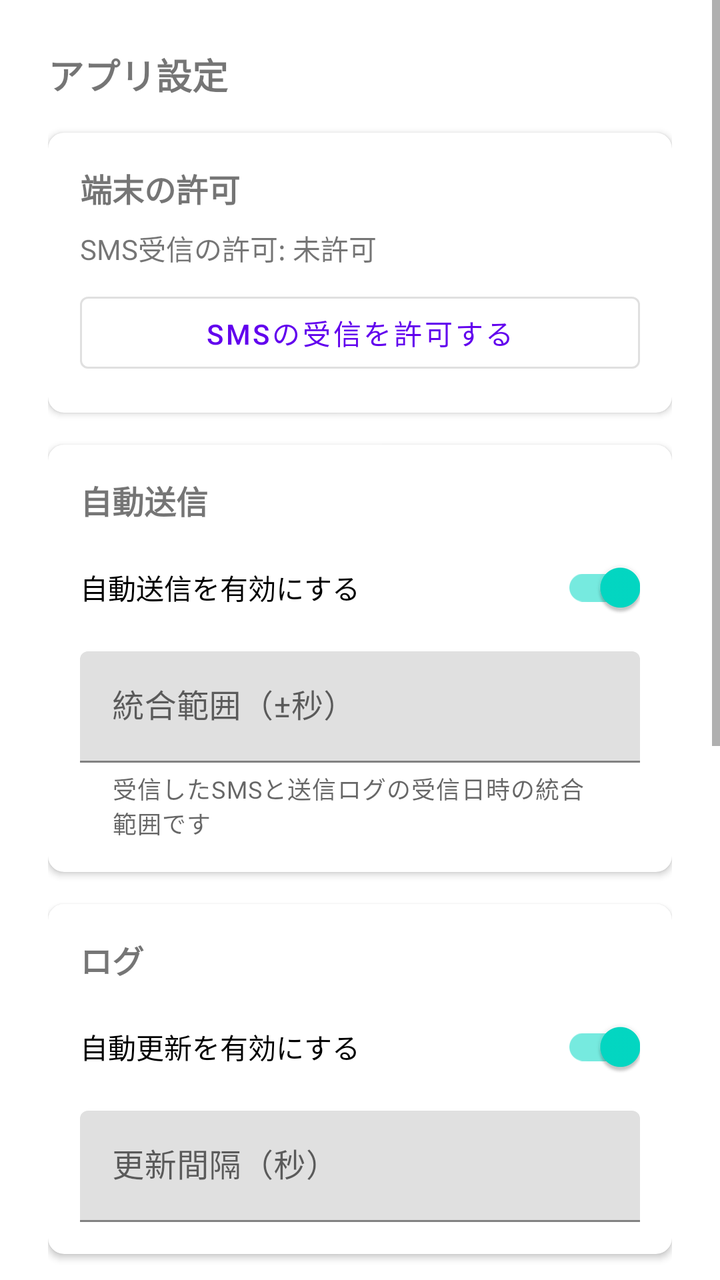
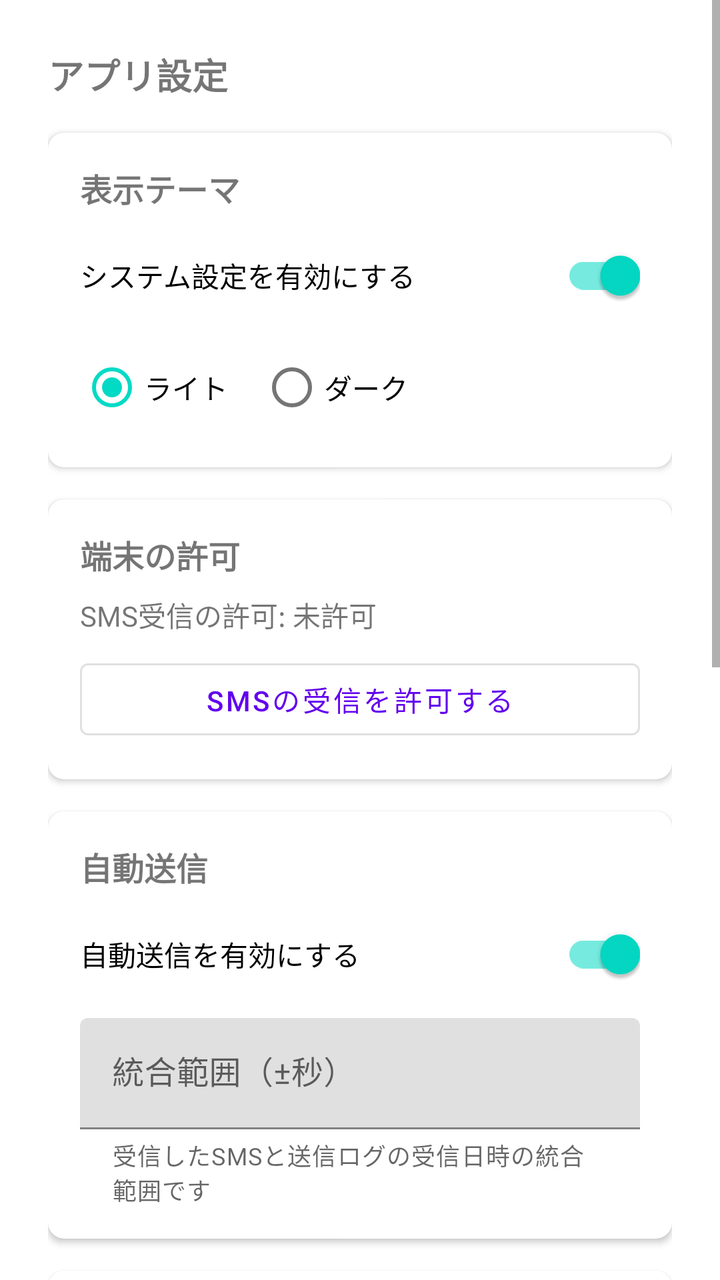

Screens rendered from an Android XML layout before and after an edit, with the pre-edit source and the edit as a unified diff.
<!-- AndroidManifest.xml: application theme Theme.SmsToKintone -->
<!-- res/layout/activity_app_settings.xml -->
<?xml version="1.0" encoding="utf-8"?>
<ScrollView xmlns:android="http://schemas.android.com/apk/res/android"
    xmlns:app="http://schemas.android.com/apk/res-auto"
    android:layout_width="match_parent"
    android:layout_height="match_parent">

    <LinearLayout
        android:layout_width="match_parent"
        android:layout_height="wrap_content"
        android:orientation="vertical"
        android:padding="24dp">

        <TextView
            android:layout_width="wrap_content"
            android:layout_height="wrap_content"
            android:text="@string/app_settings_title"
            android:textSize="18sp"
            android:textStyle="bold" />

        <com.google.android.material.card.MaterialCardView
            android:layout_width="match_parent"
            android:layout_height="wrap_content"
            android:layout_marginTop="16dp"
            app:cardElevation="2dp"
            app:cardCornerRadius="8dp">

            <LinearLayout
                android:layout_width="match_parent"
                android:layout_height="wrap_content"
                android:orientation="vertical"
                android:padding="16dp">

                <TextView
                    android:layout_width="wrap_content"
                    android:layout_height="wrap_content"
                    android:layout_marginBottom="8dp"
                    android:text="@string/section_permission"
                    android:textSize="16sp"
                    android:textStyle="bold" />

                <TextView
                    android:id="@+id/tvPermissionStatus"
                    android:layout_width="wrap_content"
                    android:layout_height="wrap_content"
                    android:layout_marginBottom="8dp"
                    android:text="@string/permission_status_denied" />

                <com.google.android.material.button.MaterialButton
                    android:id="@+id/btnRequestPermission"
                    style="@style/Widget.MaterialComponents.Button.OutlinedButton"
                    android:layout_width="match_parent"
                    android:layout_height="wrap_content"
                    android:text="@string/btn_request_permission" />
            </LinearLayout>
        </com.google.android.material.card.MaterialCardView>

        <com.google.android.material.card.MaterialCardView
            android:layout_width="match_parent"
            android:layout_height="wrap_content"
            android:layout_marginTop="16dp"
            app:cardElevation="2dp"
            app:cardCornerRadius="8dp">

            <LinearLayout
                android:layout_width="match_parent"
                android:layout_height="wrap_content"
                android:orientation="vertical"
                android:padding="16dp">

                <TextView
                    android:layout_width="wrap_content"
                    android:layout_height="wrap_content"
                    android:layout_marginBottom="8dp"
                    android:text="@string/section_forwarding"
                    android:textSize="16sp"
                    android:textStyle="bold" />

                <com.google.android.material.switchmaterial.SwitchMaterial
                    android:id="@+id/swForwardingEnabled"
                    android:layout_width="match_parent"
                    android:layout_height="wrap_content"
                    android:layout_marginBottom="8dp"
                    android:checked="true"
                    android:text="@string/switch_forwarding_enabled" />

                <com.google.android.material.textfield.TextInputLayout
                    android:id="@+id/tilSmsMatchToleranceSeconds"
                    android:layout_width="match_parent"
                    android:layout_height="wrap_content"
                    android:hint="@string/hint_sms_match_tolerance_seconds"
                    app:helperText="@string/helper_sms_match_tolerance_seconds"
                    app:helperTextEnabled="true">

                    <com.google.android.material.textfield.TextInputEditText
                        android:id="@+id/etSmsMatchToleranceSeconds"
                        android:layout_width="match_parent"
                        android:layout_height="wrap_content"
                        android:inputType="number" />
                </com.google.android.material.textfield.TextInputLayout>
            </LinearLayout>
        </com.google.android.material.card.MaterialCardView>

        <com.google.android.material.card.MaterialCardView
            android:layout_width="match_parent"
            android:layout_height="wrap_content"
            android:layout_marginTop="16dp"
            app:cardElevation="2dp"
            app:cardCornerRadius="8dp">

            <LinearLayout
                android:layout_width="match_parent"
                android:layout_height="wrap_content"
                android:orientation="vertical"
                android:padding="16dp">

                <TextView
                    android:layout_width="wrap_content"
                    android:layout_height="wrap_content"
                    android:layout_marginBottom="8dp"
                    android:text="@string/section_log"
                    android:textSize="16sp"
                    android:textStyle="bold" />

                <com.google.android.material.switchmaterial.SwitchMaterial
                    android:id="@+id/swAutoRefreshEnabled"
                    android:layout_width="match_parent"
                    android:layout_height="wrap_content"
                    android:layout_marginBottom="8dp"
                    android:checked="true"
                    android:text="@string/switch_auto_refresh_enabled" />

                <com.google.android.material.textfield.TextInputLayout
                    android:id="@+id/tilAutoRefreshInterval"
                    android:layout_width="match_parent"
                    android:layout_height="wrap_content"
                    android:hint="@string/hint_auto_refresh_interval">

                    <com.google.android.material.textfield.TextInputEditText
                        android:id="@+id/etAutoRefreshInterval"
                        android:layout_width="match_parent"
                        android:layout_height="wrap_content"
                        android:inputType="number" />
                </com.google.android.material.textfield.TextInputLayout>
            </LinearLayout>
        </com.google.android.material.card.MaterialCardView>

        <com.google.android.material.card.MaterialCardView
            android:layout_width="match_parent"
            android:layout_height="wrap_content"
            android:layout_marginTop="16dp"
            app:cardElevation="2dp"
            app:cardCornerRadius="8dp">

            <LinearLayout
                android:layout_width="match_parent"
                android:layout_height="wrap_content"
                android:orientation="vertical"
                android:padding="16dp">

                <TextView
                    android:layout_width="wrap_content"
                    android:layout_height="wrap_content"
                    android:layout_marginBottom="8dp"
                    android:text="@string/section_theme_mode"
                    android:textSize="16sp"
                    android:textStyle="bold" />

                <com.google.android.material.switchmaterial.SwitchMaterial
                    android:id="@+id/swThemeFollowSystem"
                    android:layout_width="match_parent"
                    android:layout_height="wrap_content"
                    android:layout_marginBottom="8dp"
                    android:checked="true"
                    android:text="@string/switch_theme_follow_system" />

                <RadioGroup
                    android:id="@+id/rgThemeLightDark"
                    android:layout_width="match_parent"
                    android:layout_height="wrap_content"
                    android:orientation="horizontal">

                    <RadioButton
                        android:id="@+id/rbThemeLight"
                        android:layout_width="wrap_content"
                        android:layout_height="wrap_content"
                        android:checked="true"
                        android:text="@string/rb_theme_light" />

                    <RadioButton
                        android:id="@+id/rbThemeDark"
                        android:layout_width="wrap_content"
                        android:layout_height="wrap_content"
                        android:layout_marginStart="16dp"
                        android:text="@string/rb_theme_dark" />
                </RadioGroup>
            </LinearLayout>
        </com.google.android.material.card.MaterialCardView>

        <com.google.android.material.card.MaterialCardView
            android:layout_width="match_parent"
            android:layout_height="wrap_content"
            android:layout_marginTop="16dp"
            app:cardElevation="2dp"
            app:cardCornerRadius="8dp">

            <LinearLayout
                android:layout_width="match_parent"
                android:layout_height="wrap_content"
                android:orientation="vertical"
                android:padding="16dp">

                <TextView
                    android:layout_width="wrap_content"
                    android:layout_height="wrap_content"
                    android:layout_marginBottom="8dp"
                    android:text="@string/section_reply"
                    android:textSize="16sp"
                    android:textStyle="bold" />

                <TextView
                    android:layout_width="wrap_content"
                    android:layout_height="wrap_content"
                    android:layout_marginBottom="8dp"
                    android:text="@string/section_sms_standard_reply_body"
                    android:textSize="14sp" />

                <com.google.android.material.textfield.TextInputLayout
                    android:layout_width="match_parent"
                    android:layout_height="wrap_content"
                    android:hint="@string/hint_sms_standard_reply_body">

                    <com.google.android.material.textfield.TextInputEditText
                        android:id="@+id/etDefaultReplyBody"
                        android:layout_width="match_parent"
                        android:layout_height="wrap_content"
                        android:inputType="textMultiLine" />
                </com.google.android.material.textfield.TextInputLayout>

                <TextView
                    android:layout_width="wrap_content"
                    android:layout_height="wrap_content"
                    android:layout_marginTop="16dp"
                    android:layout_marginBottom="8dp"
                    android:text="@string/section_sms_split_failed_reply_body"
                    android:textSize="14sp" />

                <com.google.android.material.textfield.TextInputLayout
                    android:layout_width="match_parent"
                    android:layout_height="wrap_content"
                    android:hint="@string/hint_sms_split_failed_reply_body">

                    <com.google.android.material.textfield.TextInputEditText
                        android:id="@+id/etSplitFailedReplyAddition"
                        android:layout_width="match_parent"
                        android:layout_height="wrap_content"
                        android:inputType="textMultiLine" />
                </com.google.android.material.textfield.TextInputLayout>
            </LinearLayout>
        </com.google.android.material.card.MaterialCardView>

    </LinearLayout>
</ScrollView>
<!-- resources referenced by this layout -->
<resources>
  <string name="app_settings_title">アプリ設定</string>
  <string name="btn_request_permission">SMSの受信を許可する</string>
  <string name="helper_sms_match_tolerance_seconds">受信したSMSと送信ログの受信日時の統合範囲です</string>
  <string name="hint_auto_refresh_interval">更新間隔（秒）</string>
  <string name="hint_sms_match_tolerance_seconds">統合範囲（±秒）</string>
  <string name="hint_sms_split_failed_reply_body">自動入力する文言（形式が不正な場合）</string>
  <string name="hint_sms_standard_reply_body">自動入力する文言</string>
  <string name="permission_status_denied">SMS受信の許可: 未許可</string>
  <string name="rb_theme_dark">ダーク</string>
  <string name="rb_theme_light">ライト</string>
  <string name="section_forwarding">自動送信</string>
  <string name="section_log">ログ</string>
  <string name="section_permission">端末の許可</string>
  <string name="section_reply">返信用の文言</string>
  <string name="section_sms_split_failed_reply_body">自動入力する文言（形式が不正な場合）</string>
  <string name="section_sms_standard_reply_body">自動入力する文言</string>
  <string name="section_theme_mode">表示テーマ</string>
  <string name="switch_auto_refresh_enabled">自動更新を有効にする</string>
  <string name="switch_forwarding_enabled">自動送信を有効にする</string>
  <string name="switch_theme_follow_system">システム設定を有効にする</string>
  <style name="Theme.SmsToKintone" parent="Theme.MaterialComponents.DayNight.NoActionBar">
          <item name="colorPrimary">@color/purple_500</item>
          <item name="colorPrimaryVariant">@color/purple_700</item>
          <item name="colorOnPrimary">@color/white</item>
          <item name="colorSecondary">@color/teal_200</item>
          <item name="colorSecondaryVariant">@color/teal_700</item>
          <item name="colorOnSecondary">@color/black</item>
      </style>
  <color name="purple_500">#6200EE</color>
  <color name="purple_700">#3700B3</color>
  <color name="white">#FFFFFFFF</color>
  <color name="teal_200">#03DAC5</color>
  <color name="teal_700">#018786</color>
  <color name="black">#FF000000</color>
</resources>

<!-- the commit's change to res/layout/activity_app_settings.xml (unified diff, before → after) -->
@@ -34,6 +34,58 @@
                     android:layout_width="wrap_content"
                     android:layout_height="wrap_content"
                     android:layout_marginBottom="8dp"
+                    android:text="@string/section_theme_mode"
+                    android:textSize="16sp"
+                    android:textStyle="bold" />
+
+                <com.google.android.material.switchmaterial.SwitchMaterial
+                    android:id="@+id/swThemeFollowSystem"
+                    android:layout_width="match_parent"
+                    android:layout_height="wrap_content"
+                    android:layout_marginBottom="8dp"
+                    android:checked="true"
+                    android:text="@string/switch_theme_follow_system" />
+
+                <RadioGroup
+                    android:id="@+id/rgThemeLightDark"
+                    android:layout_width="match_parent"
+                    android:layout_height="wrap_content"
+                    android:orientation="horizontal">
+
+                    <RadioButton
+                        android:id="@+id/rbThemeLight"
+                        android:layout_width="wrap_content"
+                        android:layout_height="wrap_content"
+                        android:checked="true"
+                        android:text="@string/rb_theme_light" />
+
+                    <RadioButton
+                        android:id="@+id/rbThemeDark"
+                        android:layout_width="wrap_content"
+                        android:layout_height="wrap_content"
+                        android:layout_marginStart="16dp"
+                        android:text="@string/rb_theme_dark" />
+                </RadioGroup>
+            </LinearLayout>
+        </com.google.android.material.card.MaterialCardView>
+
+        <com.google.android.material.card.MaterialCardView
+            android:layout_width="match_parent"
+            android:layout_height="wrap_content"
+            android:layout_marginTop="16dp"
+            app:cardElevation="2dp"
+            app:cardCornerRadius="8dp">
+
+            <LinearLayout
+                android:layout_width="match_parent"
+                android:layout_height="wrap_content"
+                android:orientation="vertical"
+                android:padding="16dp">
+
+                <TextView
+                    android:layout_width="wrap_content"
+                    android:layout_height="wrap_content"
+                    android:layout_marginBottom="8dp"
                     android:text="@string/section_permission"
                     android:textSize="16sp"
                     android:textStyle="bold" />
@@ -161,100 +213,82 @@
                     android:layout_width="wrap_content"
                     android:layout_height="wrap_content"
                     android:layout_marginBottom="8dp"
-                    android:text="@string/section_theme_mode"
-                    android:textSize="16sp"
-                    android:textStyle="bold" />
-
-                <com.google.android.material.switchmaterial.SwitchMaterial
-                    android:id="@+id/swThemeFollowSystem"
-                    android:layout_width="match_parent"
-                    android:layout_height="wrap_content"
-                    android:layout_marginBottom="8dp"
-                    android:checked="true"
-                    android:text="@string/switch_theme_follow_system" />
-
-                <RadioGroup
-                    android:id="@+id/rgThemeLightDark"
-                    android:layout_width="match_parent"
-                    android:layout_height="wrap_content"
-                    android:orientation="horizontal">
-
-                    <RadioButton
-                        android:id="@+id/rbThemeLight"
-                        android:layout_width="wrap_content"
-                        android:layout_height="wrap_content"
-                        android:checked="true"
-                        android:text="@string/rb_theme_light" />
-
-                    <RadioButton
-                        android:id="@+id/rbThemeDark"
-                        android:layout_width="wrap_content"
-                        android:layout_height="wrap_content"
-                        android:layout_marginStart="16dp"
-                        android:text="@string/rb_theme_dark" />
-                </RadioGroup>
-            </LinearLayout>
-        </com.google.android.material.card.MaterialCardView>
-
-        <com.google.android.material.card.MaterialCardView
-            android:layout_width="match_parent"
-            android:layout_height="wrap_content"
-            android:layout_marginTop="16dp"
-            app:cardElevation="2dp"
-            app:cardCornerRadius="8dp">
-
-            <LinearLayout
-                android:layout_width="match_parent"
-                android:layout_height="wrap_content"
-                android:orientation="vertical"
-                android:padding="16dp">
-
-                <TextView
-                    android:layout_width="wrap_content"
-                    android:layout_height="wrap_content"
+                    android:text="@string/section_sms_search"
+                    android:textSize="16sp"
+                    android:textStyle="bold" />
+
+                <TextView
+                    android:layout_width="wrap_content"
+                    android:layout_height="wrap_content"
+                    android:layout_marginBottom="8dp"
+                    android:text="@string/section_search_range"
+                    android:textSize="14sp" />
+
+                <com.google.android.material.textfield.TextInputLayout
+                    android:layout_width="match_parent"
+                    android:layout_height="wrap_content"
+                    android:hint="@string/hint_sms_search_date_range_days">
+
+                    <com.google.android.material.textfield.TextInputEditText
+                        android:id="@+id/etSmsSearchDateRangeDays"
+                        android:layout_width="match_parent"
+                        android:layout_height="wrap_content"
+                        android:inputType="number" />
+                </com.google.android.material.textfield.TextInputLayout>
+
+                <TextView
+                    android:layout_width="wrap_content"
+                    android:layout_height="wrap_content"
+                    android:layout_marginTop="16dp"
                     android:layout_marginBottom="8dp"
                     android:text="@string/section_reply"
-                    android:textSize="16sp"
-                    android:textStyle="bold" />
-
-                <TextView
-                    android:layout_width="wrap_content"
-                    android:layout_height="wrap_content"
-                    android:layout_marginBottom="8dp"
-                    android:text="@string/section_sms_standard_reply_body"
                     android:textSize="14sp" />
 
-                <com.google.android.material.textfield.TextInputLayout
-                    android:layout_width="match_parent"
-                    android:layout_height="wrap_content"
-                    android:hint="@string/hint_sms_standard_reply_body">
-
-                    <com.google.android.material.textfield.TextInputEditText
-                        android:id="@+id/etDefaultReplyBody"
-                        android:layout_width="match_parent"
-                        android:layout_height="wrap_content"
-                        android:inputType="textMultiLine" />
-                </com.google.android.material.textfield.TextInputLayout>
-
-                <TextView
-                    android:layout_width="wrap_content"
-                    android:layout_height="wrap_content"
-                    android:layout_marginTop="16dp"
-                    android:layout_marginBottom="8dp"
-                    android:text="@string/section_sms_split_failed_reply_body"
-                    android:textSize="14sp" />
-
-                <com.google.android.material.textfield.TextInputLayout
-                    android:layout_width="match_parent"
-                    android:layout_height="wrap_content"
-                    android:hint="@string/hint_sms_split_failed_reply_body">
-
-                    <com.google.android.material.textfield.TextInputEditText
-                        android:id="@+id/etSplitFailedReplyAddition"
-                        android:layout_width="match_parent"
-                        android:layout_height="wrap_content"
-                        android:inputType="textMultiLine" />
-                </com.google.android.material.textfield.TextInputLayout>
+                <LinearLayout
+                    android:layout_width="match_parent"
+                    android:layout_height="wrap_content"
+                    android:layout_marginStart="16dp"
+                    android:orientation="vertical">
+
+                    <TextView
+                        android:layout_width="wrap_content"
+                        android:layout_height="wrap_content"
+                        android:layout_marginBottom="8dp"
+                        android:text="@string/section_sms_standard_reply_body"
+                        android:textSize="14sp" />
+
+                    <com.google.android.material.textfield.TextInputLayout
+                        android:layout_width="match_parent"
+                        android:layout_height="wrap_content"
+                        android:hint="@string/hint_sms_standard_reply_body">
+
+                        <com.google.android.material.textfield.TextInputEditText
+                            android:id="@+id/etDefaultReplyBody"
+                            android:layout_width="match_parent"
+                            android:layout_height="wrap_content"
+                            android:inputType="textMultiLine" />
+                    </com.google.android.material.textfield.TextInputLayout>
+
+                    <TextView
+                        android:layout_width="wrap_content"
+                        android:layout_height="wrap_content"
+                        android:layout_marginTop="16dp"
+                        android:layout_marginBottom="8dp"
+                        android:text="@string/section_sms_split_failed_reply_body"
+                        android:textSize="14sp" />
+
+                    <com.google.android.material.textfield.TextInputLayout
+                        android:layout_width="match_parent"
+                        android:layout_height="wrap_content"
+                        android:hint="@string/hint_sms_split_failed_reply_body">
+
+                        <com.google.android.material.textfield.TextInputEditText
+                            android:id="@+id/etSplitFailedReplyAddition"
+                            android:layout_width="match_parent"
+                            android:layout_height="wrap_content"
+                            android:inputType="textMultiLine" />
+                    </com.google.android.material.textfield.TextInputLayout>
+                </LinearLayout>
             </LinearLayout>
         </com.google.android.material.card.MaterialCardView>
 
<!-- resource entries referenced after the edit -->
@@ -5,6 +5,7 @@
   <string name="helper_sms_match_tolerance_seconds">受信したSMSと送信ログの受信日時の統合範囲です</string>
   <string name="hint_auto_refresh_interval">更新間隔（秒）</string>
   <string name="hint_sms_match_tolerance_seconds">統合範囲（±秒）</string>
+  <string name="hint_sms_search_date_range_days">開始日〜終了日の範囲（日）</string>
   <string name="hint_sms_split_failed_reply_body">自動入力する文言（形式が不正な場合）</string>
   <string name="hint_sms_standard_reply_body">自動入力する文言</string>
   <string name="permission_status_denied">SMS受信の許可: 未許可</string>
@@ -14,6 +15,8 @@
   <string name="section_log">ログ</string>
   <string name="section_permission">端末の許可</string>
   <string name="section_reply">返信用の文言</string>
+  <string name="section_search_range">検索範囲</string>
+  <string name="section_sms_search">SMS検索</string>
   <string name="section_sms_split_failed_reply_body">自動入力する文言（形式が不正な場合）</string>
   <string name="section_sms_standard_reply_body">自動入力する文言</string>
   <string name="section_theme_mode">表示テーマ</string>
